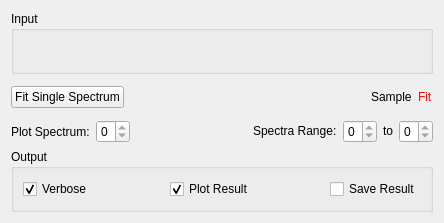
Before: the Qt Designer form Code/Mantid/MantidQt/CustomInterfaces/inc/MantidQtCustomInterfaces/Indirect/MSDFit.ui in mantidproject/mantid, drawn with Qt 5.
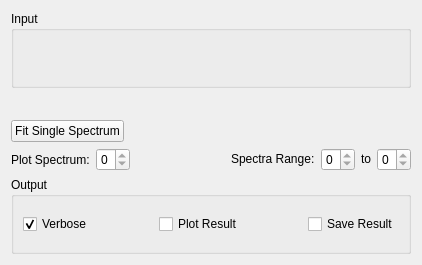
After: the same form once the commit is applied. Custom widgets are drawn as their Qt base class.

Commit message:
Replace plots on MSD fit and corrections
Allow removal of a curve by legend name

Refs #11036

```diff
--- a/Code/Mantid/MantidQt/CustomInterfaces/inc/MantidQtCustomInterfaces/Indirect/MSDFit.ui
+++ b/Code/Mantid/MantidQt/CustomInterfaces/inc/MantidQtCustomInterfaces/Indirect/MSDFit.ui
@@ -6,8 +6,8 @@
    <rect>
     <x>0</x>
     <y>0</y>
-    <width>444</width>
-    <height>223</height>
+    <width>422</width>
+    <height>265</height>
    </rect>
   </property>
   <property name="windowTitle">
@@ -54,7 +54,18 @@
      <item>
       <layout class="QVBoxLayout" name="loMSDPlot">
        <item>
-        <layout class="QVBoxLayout" name="plot"/>
+        <widget class="MantidQt::MantidWidgets::PreviewPlot" name="ppPlot" native="true">
+         <property name="showLegend" stdset="0">
+          <bool>true</bool>
+         </property>
+         <property name="canvasColour" stdset="0">
+          <color>
+           <red>255</red>
+           <green>255</green>
+           <blue>255</blue>
+          </color>
+         </property>
+        </widget>
        </item>
        <item>
         <layout class="QHBoxLayout" name="loPlotLegend">
@@ -78,23 +89,6 @@
            </property>
           </spacer>
          </item>
-         <item>
-          <widget class="QLabel" name="lbPlotSample">
-           <property name="text">
-            <string>Sample</string>
-           </property>
-          </widget>
-         </item>
-         <item>
-          <widget class="QLabel" name="lbPlotFit">
-           <property name="styleSheet">
-            <string notr="true">color: rgb(255, 0, 0);</string>
-           </property>
-           <property name="text">
-            <string>Fit</string>
-           </property>
-          </widget>
-         </item>
         </layout>
        </item>
        <item>
@@ -218,11 +212,14 @@
       </item>
       <item>
        <widget class="QCheckBox" name="ckPlot">
+        <property name="enabled">
+         <bool>true</bool>
+        </property>
         <property name="text">
          <string>Plot Result</string>
         </property>
         <property name="checked">
-         <bool>true</bool>
+         <bool>false</bool>
         </property>
        </widget>
       </item>
@@ -257,6 +254,12 @@
    <extends>QWidget</extends>
    <header>MantidQtMantidWidgets/DataSelector.h</header>
   </customwidget>
+  <customwidget>
+   <class>MantidQt::MantidWidgets::PreviewPlot</class>
+   <extends>QWidget</extends>
+   <header>MantidQtMantidWidgets/PreviewPlot.h</header>
+   <container>1</container>
+  </customwidget>
  </customwidgets>
  <resources/>
  <connections/>
```
Left out of the diff: 2 changed lines with no effect on the pictures. The commit also changes 6 other files.
